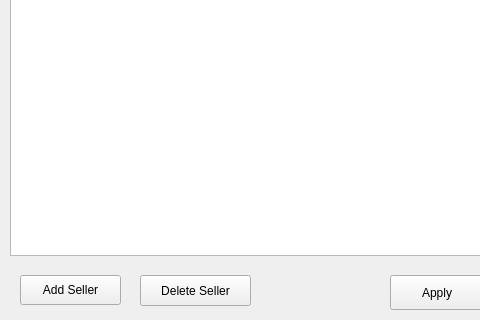
This is goodmanage.ui in libertas/MsgMan as Qt 5 draws it before an edit; both pictures show x 0 to 480 and y 145 to 465 of the 623 by 465 pixel window. The edited form follows.
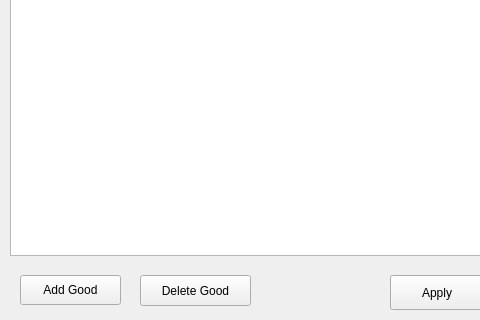
This is the edited form.

Commit message: complete GoodManage

Patch:
```diff
--- a/goodmanage.ui
+++ b/goodmanage.ui
@@ -23,7 +23,7 @@
     </rect>
    </property>
    <property name="text">
-    <string>Add Seller</string>
+    <string>Add Good</string>
    </property>
   </widget>
   <widget class="QPushButton" name="resetButton">
@@ -77,7 +77,7 @@
     </rect>
    </property>
    <property name="text">
-    <string>Delete Seller</string>
+    <string>Delete Good</string>
    </property>
   </widget>
   <widget class="QPushButton" name="applyButton">
```
The commit also changes 3 other files.
